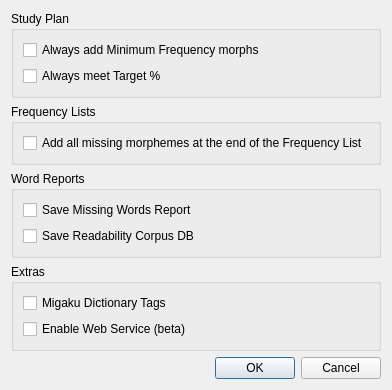
Old version of the form morph/readability_settings.ui in the repository kaegi/MorphMan.
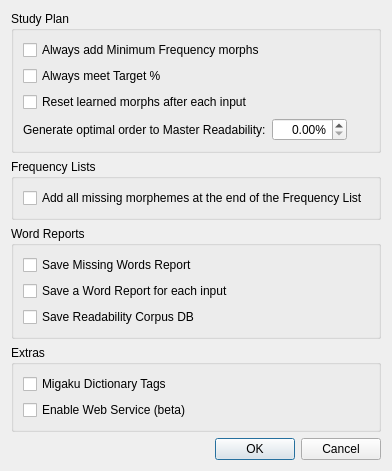
New version of the form.

Commit message: analyzer: Add an advanced option to optimize the input study order.

```diff
--- a/morph/readability_settings.ui
+++ b/morph/readability_settings.ui
@@ -6,8 +6,8 @@
    <rect>
     <x>0</x>
     <y>0</y>
-    <width>377</width>
-    <height>340</height>
+    <width>346</width>
+    <height>426</height>
    </rect>
   </property>
   <property name="windowTitle">
@@ -62,6 +62,92 @@
         </property>
        </widget>
       </item>
+      <item>
+       <widget class="QCheckBox" name="resetLearnedAfterEachInputCheckBox">
+        <property name="toolTip">
+         <string>Default study plans assume you learn the words in each input before moving on to the next.
+This option clears that learning.
+
+Using this option is useful for analysis rather than for use as an acutal study plan.</string>
+        </property>
+        <property name="text">
+         <string>Reset learned morphs after each input</string>
+        </property>
+       </widget>
+      </item>
+      <item>
+       <layout class="QHBoxLayout" name="horizontalLayout">
+        <property name="sizeConstraint">
+         <enum>QLayout::SetDefaultConstraint</enum>
+        </property>
+        <item>
+         <widget class="QLabel" name="optimalMasterTargetLabel">
+          <property name="minimumSize">
+           <size>
+            <width>0</width>
+            <height>0</height>
+           </size>
+          </property>
+          <property name="text">
+           <string>Generate optimal order to Master Readability:</string>
+          </property>
+         </widget>
+        </item>
+        <item>
+         <widget class="QDoubleSpinBox" name="optimalMasterTargetSpinBox">
+          <property name="sizePolicy">
+           <sizepolicy hsizetype="Fixed" vsizetype="Fixed">
+            <horstretch>0</horstretch>
+            <verstretch>0</verstretch>
+           </sizepolicy>
+          </property>
+          <property name="minimumSize">
+           <size>
+            <width>0</width>
+            <height>0</height>
+           </size>
+          </property>
+          <property name="maximumSize">
+           <size>
+            <width>16777215</width>
+            <height>16777215</height>
+           </size>
+          </property>
+          <property name="alignment">
+           <set>Qt::AlignRight|Qt::AlignTrailing|Qt::AlignVCenter</set>
+          </property>
+          <property name="prefix">
+           <string/>
+          </property>
+          <property name="suffix">
+           <string>%</string>
+          </property>
+          <property name="minimum">
+           <double>0.000000000000000</double>
+          </property>
+          <property name="maximum">
+           <double>100.000000000000000</double>
+          </property>
+          <property name="value">
+           <double>0.000000000000000</double>
+          </property>
+         </widget>
+        </item>
+        <item>
+         <spacer name="horizontalSpacer">
+          <property name="orientation">
+           <enum>Qt::Horizontal</enum>
+          </property>
+          <property name="sizeHint" stdset="0">
+           <size>
+            <width>40</width>
+            <height>20</height>
+           </size>
+          </property>
+         </spacer>
+        </item>
+       </layout>
+      </item>
      </layout>
     </widget>
    </item>
@@ -113,6 +199,19 @@
         </property>
        </widget>
       </item>
+      <item>
+       <widget class="QCheckBox" name="saveSeparateWordReportsCheckBox">
+        <property name="toolTip">
+         <string>Output a word report for each input.
+
+Outputs:
+ - a 'word_reports' directory with a word report per input source.</string>
+        </property>
+        <property name="text">
+         <string>Save a Word Report for each input</string>
+        </property>
+       </widget>
+      </item>
       <item>
        <widget class="QCheckBox" name="saveReadabilityDBCheckBox">
         <property name="toolTip">
```
The commit also changes 6 other files.
